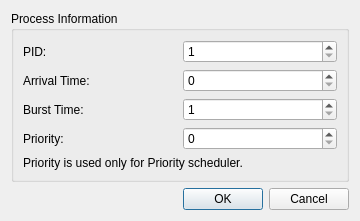
antispace2005/Cpu-Schedular, file add_process.ui: the form before one commit.
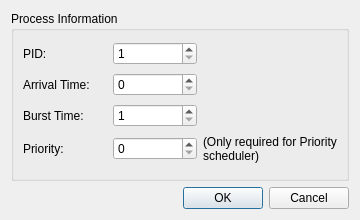
The form after the commit.

```diff
--- a/add_process.ui
+++ b/add_process.ui
@@ -88,10 +88,13 @@
         </property>
        </widget>
       </item>
-      <item row="4" column="0" colspan="2">
+      <item row="3" column="2">
        <widget class="QLabel" name="priorityHintLabel">
         <property name="text">
-         <string>Priority is used only for Priority scheduler.</string>
+        <string>(Only required for Priority scheduler)</string>
+        </property>
+        <property name="wordWrap">
+        <bool>true</bool>
         </property>
        </widget>
       </item>
```
Left out of the diff: 6 changed lines with no effect on the pictures.
